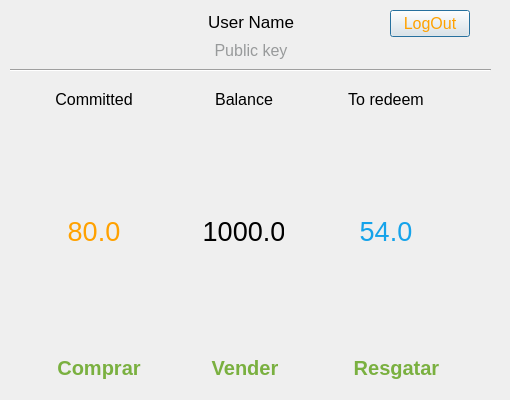
This is src/gui/balancedialog.ui in amazon-biobank/Torrente as Qt 5 draws it before an edit. The edited form follows.
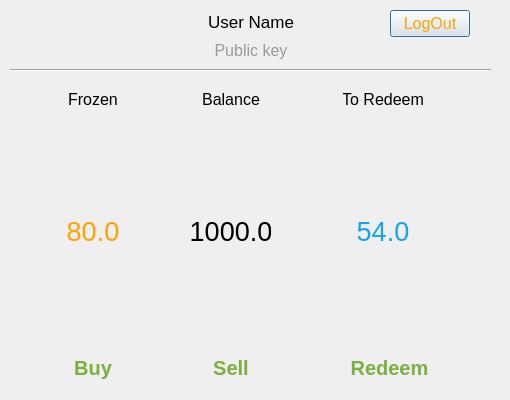
This is the edited form. Icons and pictures are not drawn.

Commit message: refactor: translate names to english

```diff
--- a/src/gui/balancedialog.ui
+++ b/src/gui/balancedialog.ui
@@ -281,7 +281,7 @@
 };</string>
         </property>
         <property name="text">
-         <string>Committed</string>
+         <string>Frozen</string>
         </property>
         <property name="alignment">
          <set>Qt::AlignCenter</set>
@@ -375,7 +375,7 @@
  }</string>
         </property>
         <property name="text">
-         <string>Comprar</string>
+         <string>Buy</string>
         </property>
         <property name="icon">
          <iconset>
@@ -504,7 +504,7 @@
  }</string>
         </property>
         <property name="text">
-         <string>Vender</string>
+         <string>Sell</string>
         </property>
         <property name="icon">
          <iconset>
@@ -552,7 +552,7 @@
 };</string>
         </property>
         <property name="text">
-         <string>To redeem</string>
+         <string>To Redeem</string>
         </property>
         <property name="alignment">
          <set>Qt::AlignCenter</set>
@@ -631,7 +631,7 @@
  }</string>
         </property>
         <property name="text">
-         <string>Resgatar</string>
+         <string>Redeem</string>
         </property>
         <property name="icon">
          <iconset>
```
